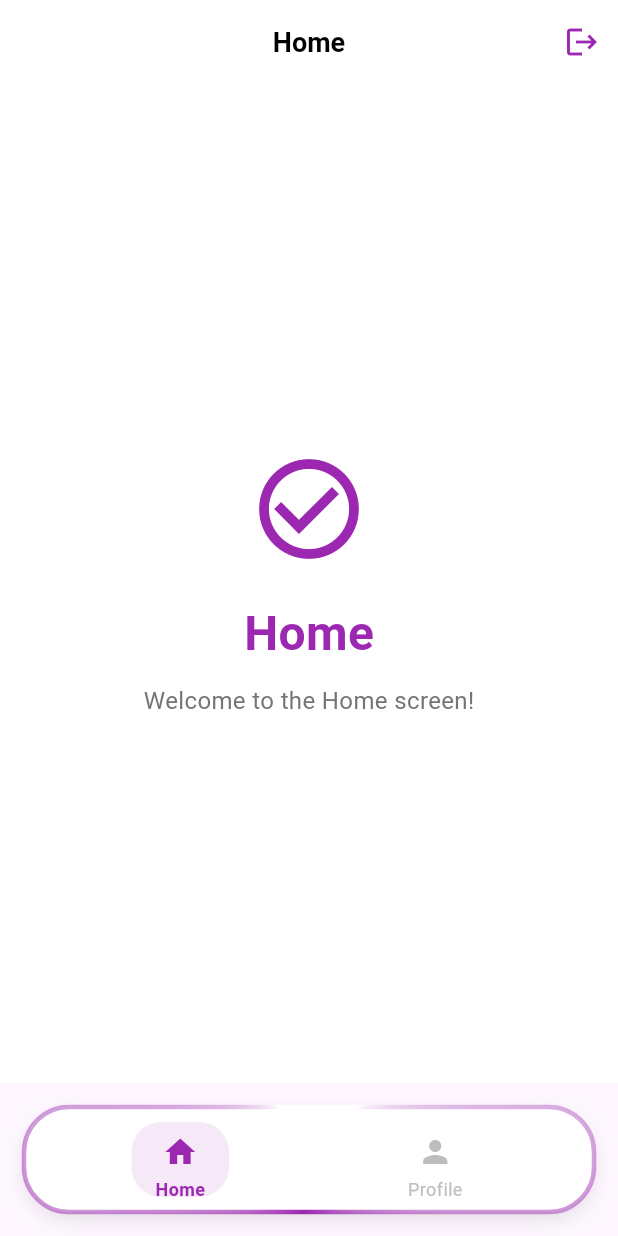
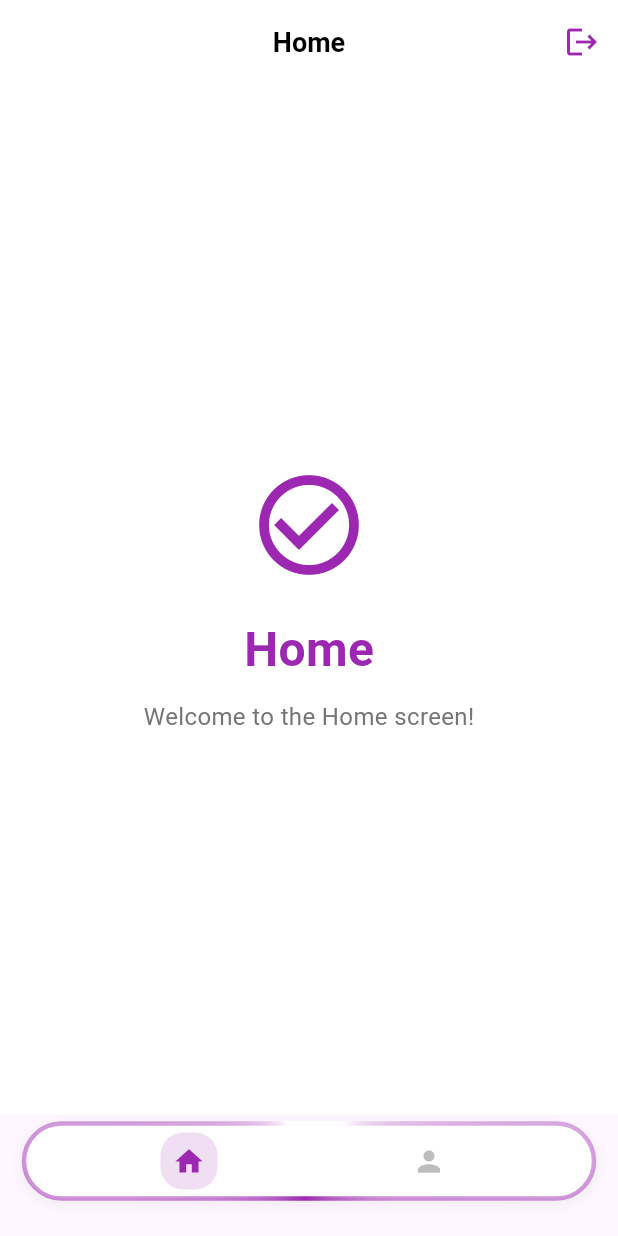
Before and after one commit to Adithyansyam/akshaya-requirements, a Flutter app: the screen it shows once a user with an empty profile is signed in, on a phone screen of 412 x 824 dp. Run offline on Flutter 3.47's test engine with Material 3 defaults, Android fonts, the phone set to English and light mode, and no system bars; our stand-ins replace cloud_firestore, firebase_auth, firebase_core; accounts and stored records are empty.

Commit message:
solved prblm of nav bar

```diff
--- a/lib/widgets/homepage_navbar.dart
+++ b/lib/widgets/homepage_navbar.dart
@@ -37,15 +37,15 @@ class _HomePageNavBarState extends State<HomePageNavBar>
   @override
   Widget build(BuildContext context) {
     return Container(
-      margin: const EdgeInsets.all(16),
+      margin: const EdgeInsets.only(left: 16, right: 16, top: 6, bottom: 25),
       decoration: BoxDecoration(
         color: Colors.white,
-        borderRadius: BorderRadius.circular(30),
+        borderRadius: BorderRadius.circular(25),
         boxShadow: [
           BoxShadow(
-            color: Colors.black.withOpacity(0.1),
-            blurRadius: 10,
-            offset: const Offset(0, 5),
+            color: Colors.black.withOpacity(0.08),
+            blurRadius: 8,
+            offset: const Offset(0, 2),
           ),
         ],
       ),
@@ -58,8 +58,8 @@ class _HomePageNavBarState extends State<HomePageNavBar>
               color: const Color(0xFF9C27B0),
             ),
             child: Container(
-              height: 70,
-              padding: const EdgeInsets.symmetric(horizontal: 20, vertical: 10),
+              height: 50,
+              padding: const EdgeInsets.symmetric(horizontal: 30, vertical: 5),
               child: Row(
                 mainAxisAlignment: MainAxisAlignment.spaceAround,
                 children: [
@@ -93,35 +93,19 @@ class _HomePageNavBarState extends State<HomePageNavBar>
     return GestureDetector(
       onTap: () => widget.onTap(index),
       child: Container(
-        padding: const EdgeInsets.symmetric(horizontal: 16, vertical: 8),
+        padding: const EdgeInsets.all(8),
         decoration: BoxDecoration(
           color: isSelected
-              ? const Color(0xFF9C27B0).withOpacity(0.1)
+              ? const Color(0xFF9C27B0).withOpacity(0.15)
               : Colors.transparent,
-          borderRadius: BorderRadius.circular(20),
+          borderRadius: BorderRadius.circular(15),
         ),
-        child: Column(
-          mainAxisSize: MainAxisSize.min,
-          children: [
-            Icon(
-              icon,
-              color: isSelected
-                  ? const Color(0xFF9C27B0)
-                  : Colors.grey[400],
-              size: 24,
-            ),
-            const SizedBox(height: 4),
-            Text(
-              label,
-              style: TextStyle(
-                color: isSelected
-                    ? const Color(0xFF9C27B0)
-                    : Colors.grey[400],
-                fontSize: 12,
-                fontWeight: isSelected ? FontWeight.w600 : FontWeight.normal,
-              ),
-            ),
-          ],
+        child: Icon(
+          icon,
+          color: isSelected
+              ? const Color(0xFF9C27B0)
+              : Colors.grey[400],
+          size: 22,
         ),
       ),
     );
```
